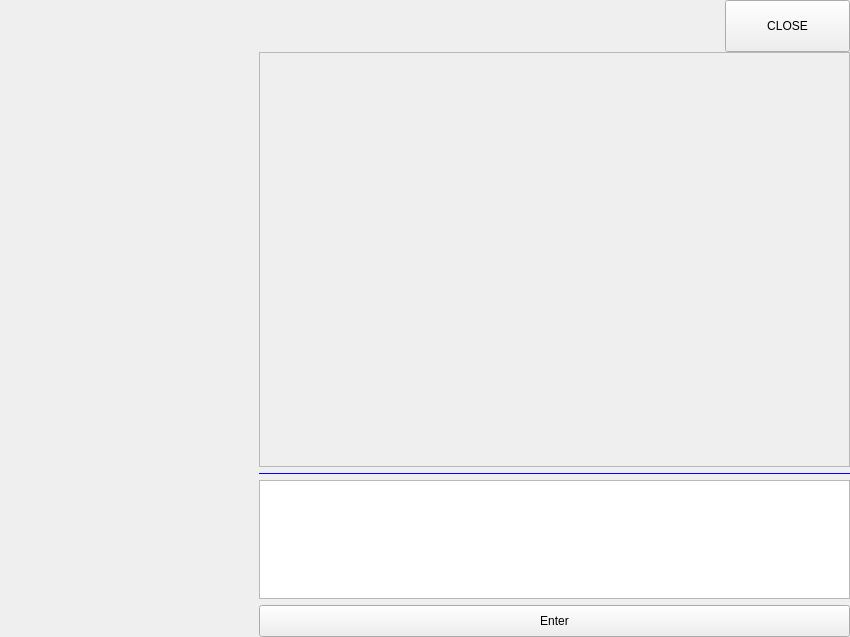
Old version of the form MyGameLauncher/ChatWidget.ui in the repository ngee044/MyGameLauncher.
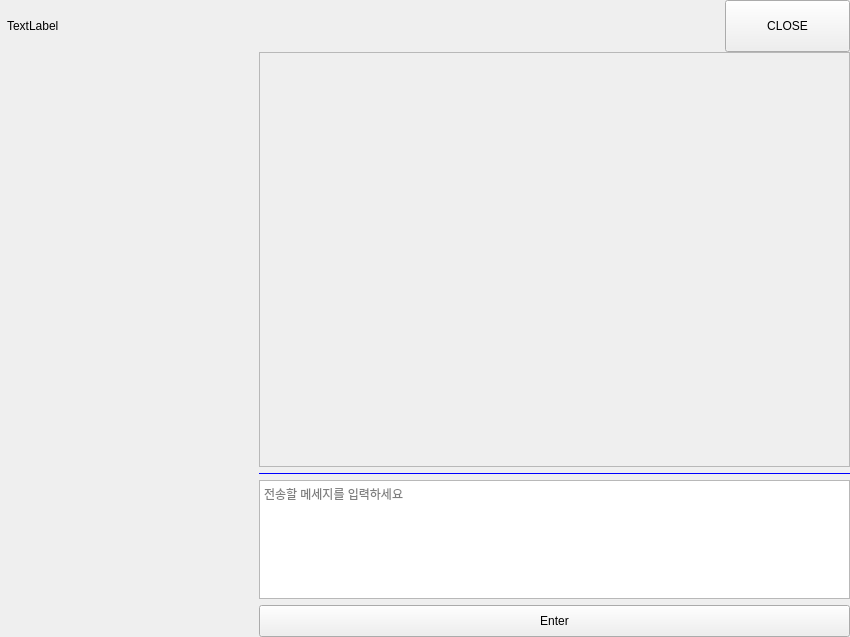
New version of the form.

What changed in the file:
```diff
--- a/MyGameLauncher/ChatWidget.ui
+++ b/MyGameLauncher/ChatWidget.ui
@@ -52,9 +52,23 @@
         <property name="orientation">
          <enum>Qt::Horizontal</enum>
         </property>
+       </spacer>
+      </item>
+      <item>
+       <widget class="QLabel" name="label_chat_title_">
+        <property name="text">
+         <string>TextLabel</string>
+        </property>
+       </widget>
+      </item>
+      <item>
+       <spacer name="horizontalSpacer_2">
+        <property name="orientation">
+         <enum>Qt::Horizontal</enum>
+        </property>
         <property name="sizeHint" stdset="0">
          <size>
-          <width>722</width>
+          <width>40</width>
           <height>20</height>
          </size>
         </property>
@@ -168,7 +182,11 @@
         </widget>
        </item>
        <item>
-        <widget class="QTextEdit" name="chat_textEdit_"/>
+        <widget class="QTextEdit" name="chat_textEdit_">
+         <property name="placeholderText">
+          <string>전송할 메세지를 입력하세요</string>
+         </property>
+        </widget>
        </item>
        <item>
         <widget class="QPushButton" name="pushButton_enter_">
```
